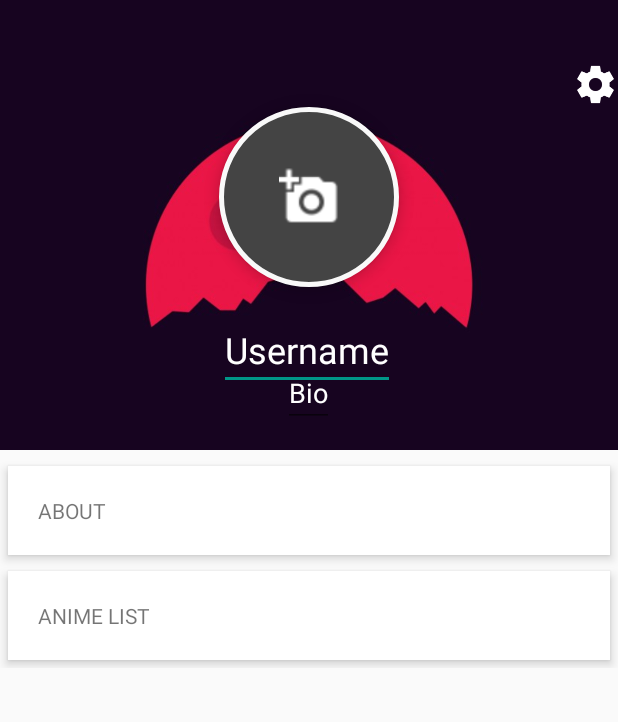
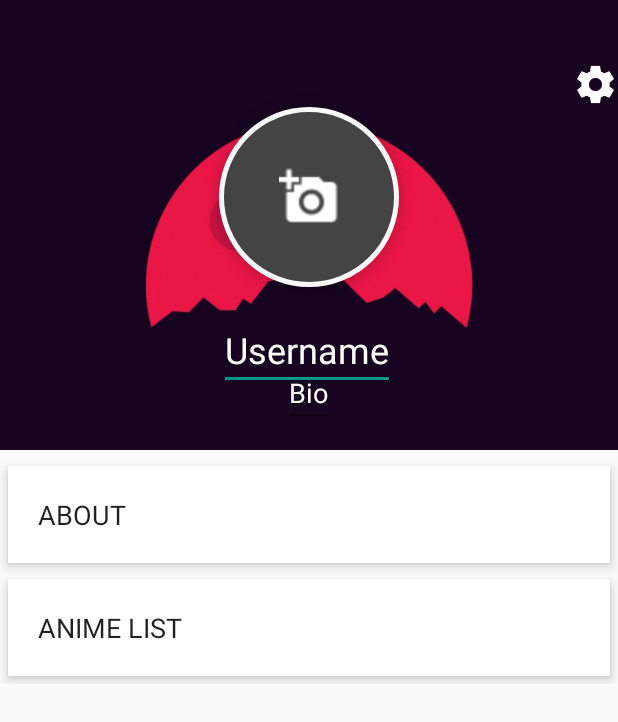
Before and after one commit to willardshikami/MangaForum, an Android app: the fragment ProfileFragment shown on its own in the app's theme, on a phone screen of 412 x 824 dp. Shown: the top 722 px of the screen. Run offline under Robolectric (Android 15) with nearby library versions, the phone set to English and light mode, and no system bars; our stand-ins replace Firebase (no records; nobody signed in at launch, a user with empty details on screens opened directly); 1 statement that could not run was skipped.

Commit message:
added custom fonts, modified slide screen padding, added custom fonts library.

```diff
--- a/app/build.gradle
+++ b/app/build.gradle
@@ -29,6 +29,8 @@ dependencies {
     compile 'com.android.support:design:24.2.1'
     compile 'com.android.support:cardview-v7:24.2.1'
     compile 'com.android.support:recyclerview-v7:24.2.1'
+    compile 'com.google.firebase:firebase-database:9.6.1'
+    compile 'me.anwarshahriar:calligrapher:1.0'
 }
 
 apply plugin: 'com.google.gms.google-services'
--- a/app/src/main/AndroidManifest.xml
+++ b/app/src/main/AndroidManifest.xml
@@ -20,14 +20,14 @@
         <activity android:name=".LoginActivity" />
         <activity android:name=".MainActivity" />
         <activity android:name=".RegisterActivity" />
-        <activity android:name=".BodyActivity" />
         <activity android:name=".EReviews" />
         <activity android:name=".Recommendations" />
         <activity android:name=".Thoughts" />
         <activity android:name=".Fall" />
         <activity android:name=".Summer" />
         <activity android:name=".FanArt" />
-        <activity android:name=".CReviews"></activity>
+        <activity android:name=".CReviews" />
+        <activity android:name=".BodyActivity"></activity>
     </application>
 
 </manifest>
--- a/app/src/main/java/com/example/willardpc/mangaforum/MainActivity.java
+++ b/app/src/main/java/com/example/willardpc/mangaforum/MainActivity.java
@@ -11,6 +11,8 @@ import android.support.v7.widget.Toolbar;
 
 import java.util.ArrayList;
 import java.util.List;
+
+import me.anwarshahriar.calligrapher.Calligrapher;
 
 public class MainActivity extends AppCompatActivity {
 
@@ -29,6 +31,8 @@ public class MainActivity extends AppCompatActivity {
     protected void onCreate(Bundle savedInstanceState) {
         super.onCreate(savedInstanceState);
         setContentView(R.layout.activity_main);
+        Calligrapher calligrapher = new Calligrapher(this);
+        calligrapher.setFont(this, "fonts/VarelaRound-Regular.ttf", true);
 
         toolbar = (Toolbar) findViewById(R.id.toolbar);
         setSupportActionBar(toolbar);
--- a/app/src/main/java/com/example/willardpc/mangaforum/ProfileFragment.java
+++ b/app/src/main/java/com/example/willardpc/mangaforum/ProfileFragment.java
@@ -1,12 +1,28 @@
 package com.example.willardpc.mangaforum;
 
 import android.os.Bundle;
+import android.support.v4.app.Fragment;
 import android.view.LayoutInflater;
-import android.support.v4.app.Fragment;
 import android.view.View;
 import android.view.ViewGroup;
+import android.widget.EditText;
+import android.widget.ImageButton;
+import android.widget.ImageView;
+
+import com.google.firebase.database.DatabaseReference;
+import com.google.firebase.database.FirebaseDatabase;
 
 public class ProfileFragment extends Fragment{
+
+    private ImageView header_cover_image;
+    private ImageButton user_profile_photo;
+    private EditText about_user;
+    private EditText user_animelist;
+    private ImageView settings_menu_button;
+    private EditText user_profile_name;
+    private EditText user_profile_short_bio;
+
+    private DatabaseReference mDatabase;
 
     public ProfileFragment() {
         // Required empty public constructor
@@ -16,13 +32,22 @@ public class ProfileFragment extends Fragment{
     @Override
     public void onCreate(Bundle savedInstanceState) {
         super.onCreate(savedInstanceState);
+
+
+        mDatabase = FirebaseDatabase.getInstance().getReference();
+
+
     }
 
     @Override
     public View onCreateView(LayoutInflater inflater, ViewGroup container,
                              Bundle savedInstanceState) {
         // Inflate the layout for this fragment
-        return inflater.inflate(R.layout.fragment_profile, container, false);
+        View view = inflater.inflate(R.layout.fragment_profile, container, false);
+
+
+
+        return view;
     }
 
 }
--- a/app/src/main/java/com/example/willardpc/mangaforum/RegisterActivity.java
+++ b/app/src/main/java/com/example/willardpc/mangaforum/RegisterActivity.java
@@ -17,6 +17,8 @@ import com.google.android.gms.tasks.Task;
 import com.google.firebase.auth.AuthResult;
 import com.google.firebase.auth.FirebaseAuth;
 
+import me.anwarshahriar.calligrapher.Calligrapher;
+
 public class RegisterActivity extends AppCompatActivity implements View.OnClickListener{
 
     //DEFINE VIEWS
@@ -34,6 +36,8 @@ public class RegisterActivity extends AppCompatActivity implements View.OnClickL
     protected void onCreate(Bundle savedInstanceState) {
         super.onCreate(savedInstanceState);
         setContentView(R.layout.activity_register);
+        Calligrapher calligrapher = new Calligrapher(this);
+        calligrapher.setFont(this, "fonts/VarelaRound-Regular.ttf", true);
 
         //INITIALIZE VIEWS HERE
         firebaseAuth = FirebaseAuth.getInstance();{
--- a/app/src/main/java/com/example/willardpc/mangaforum/WelcomeActivity.java
+++ b/app/src/main/java/com/example/willardpc/mangaforum/WelcomeActivity.java
@@ -17,6 +17,8 @@ import android.view.WindowManager;
 import android.widget.Button;
 import android.widget.LinearLayout;
 import android.widget.TextView;
+
+import me.anwarshahriar.calligrapher.Calligrapher;
 
 public class WelcomeActivity extends AppCompatActivity {
 
@@ -50,6 +52,9 @@ public class WelcomeActivity extends AppCompatActivity {
         dotsLayout = (LinearLayout) findViewById(R.id.layoutDots);
         btnSkip = (Button) findViewById(R.id.btn_skip);
         btnNext = (Button) findViewById(R.id.btn_next);
+        Calligrapher calligrapher = new Calligrapher(this);
+        calligrapher.setFont(this, "fonts/VarelaRound-Regular.ttf", true);
+
 
 
         // layouts of all welcome sliders
@@ -59,6 +64,7 @@ public class WelcomeActivity extends AppCompatActivity {
                 R.layout.welcome_slide2,
                 R.layout.welcome_slide3,
                 R.layout.welcome_slide4};
+
 
         // adding bottom dots
         addBottomDots(0);
--- a/app/src/main/res/layout/activity_welcome.xml
+++ b/app/src/main/res/layout/activity_welcome.xml
@@ -38,6 +38,7 @@
             android:layout_alignParentRight="true"
             android:background="@null"
             android:text="@string/next"
+            android:textSize="18dp"
             android:textColor="@android:color/white" />
 
         <Button
@@ -48,5 +49,6 @@
             android:layout_alignParentLeft="true"
             android:background="@null"
             android:text="@string/skip"
+            android:textSize="20dp"
             android:textColor="@android:color/white" />
 </RelativeLayout>
--- a/app/src/main/res/layout/fragment_profile.xml
+++ b/app/src/main/res/layout/fragment_profile.xml
@@ -44,7 +44,7 @@
             android:layout_marginTop="5dp"
             android:orientation="vertical">
 
-            <TextView
+            <EditText
                 android:layout_width="fill_parent"
                 android:layout_height="wrap_content"
                 android:layout_margin="5dp"
@@ -52,9 +52,10 @@
                 android:clickable="true"
                 android:elevation="4dp"
                 android:padding="20dp"
-                android:text="ABOUT" />
+                android:text="ABOUT"
+                android:id="@+id/about_user"/>
 
-            <TextView
+            <EditText
                 android:layout_width="fill_parent"
                 android:layout_height="wrap_content"
                 android:layout_margin="5dp"
@@ -64,13 +65,14 @@
                 android:clickable="true"
                 android:elevation="4dp"
                 android:padding="20dp"
-                android:text="ANIME LIST" />
+                android:text="ANIME LIST"
+                android:id="@+id/user_animelist"/>
 
 
         </LinearLayout>
 
         <ImageView
-            android:id="@+id/settings_menu"
+            android:id="@+id/settings_menu_button"
             android:layout_width="30dp"
             android:layout_height="30dp"
             android:src="@drawable/ic_settings_white_24dp"
--- a/app/src/main/res/values/dimens.xml
+++ b/app/src/main/res/values/dimens.xml
@@ -3,8 +3,8 @@
     <dimen name="activity_horizontal_margin">16dp</dimen>
     <dimen name="activity_vertical_margin">16dp</dimen>
     <dimen name="fab_margin">16dp</dimen>
-    <dimen name="dots_height">30dp</dimen>
-    <dimen name="dots_margin_bottom">20dp</dimen>
+    <dimen name="dots_height">35dp</dimen>
+    <dimen name="dots_margin_bottom">30dp</dimen>
     <dimen name="img_width_height">120dp</dimen>
     <dimen name="slide_title">30dp</dimen>
     <dimen name="slide_desc">16dp</dimen>
--- a/app/src/main/res/values/strings.xml
+++ b/app/src/main/res/values/strings.xml
@@ -9,7 +9,7 @@
     <string name="slide_1_desc">Join an Amazing Anime Community!</string>
 
     <string name="slide_2_title">Discuss</string>
-    <string name="slide_2_desc">Come and discuss Anime and Japanise culture with us!</string>
+    <string name="slide_2_desc">Come and discuss Anime and Japanese culture with us!</string>
 
     <string name="slide_3_title">Anime by Category</string>
     <string name="slide_3_desc">Browse through the different categories i.e. Anime/Manga Episode reviews, Recommendations and Thoughts!</string>
```
Also changed, not shown: app/src/main/java/com/example/willardpc/mangaforum/CReviews.java (+54 -2 lines), app/src/main/java/com/example/willardpc/mangaforum/HomeFragment.java (+3 -4 lines), app/src/main/java/com/example/willardpc/mangaforum/LoginActivity.java (+4 -7 lines), app/src/main/res/layout/activity_creviews.xml (+36 -6 lines), app/src/main/res/xml/settings.xml (added, +14 -0 lines), app/src/main/res/drawable/ic_search_white.png (deleted), app/src/main/res/drawable/ic_send_black_24dp.png (added), app/src/main/res/drawable/ic_send_white_24dp.png (deleted).
